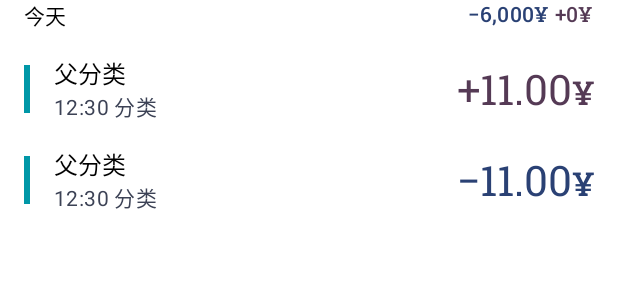
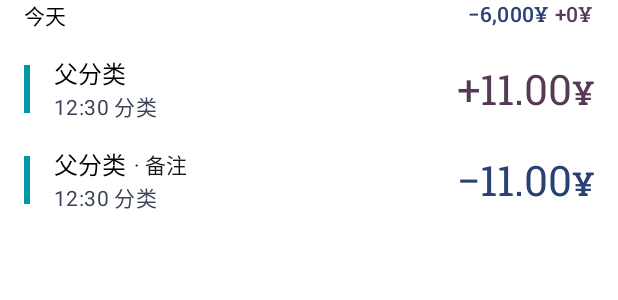
Before and after one commit to 123Duo3/KeepTally, an Android app built with Jetpack Compose: the @Preview function DailyRecordPreview, on a phone screen of 412 x 824 dp. Shown: the top 300 px of the screen. Run offline under Robolectric (Android 15) with nearby library versions, the phone set to English and light mode, and no system bars; our stand-ins replace Dagger/Hilt's generated code, accompanist.

Commit message:
[Feature] Support adding description.

```diff
--- a/app/src/main/kotlin/me/konyaco/keeptally/ui/component/RecordItem.kt
+++ b/app/src/main/kotlin/me/konyaco/keeptally/ui/component/RecordItem.kt
@@ -3,6 +3,7 @@ package me.konyaco.keeptally.ui.component
 import androidx.compose.foundation.ExperimentalFoundationApi
 import androidx.compose.foundation.combinedClickable
 import androidx.compose.foundation.layout.*
+import androidx.compose.material3.LocalContentColor
 import androidx.compose.material3.MaterialTheme
 import androidx.compose.material3.Text
 import androidx.compose.runtime.Composable
@@ -10,6 +11,7 @@ import androidx.compose.runtime.derivedStateOf
 import androidx.compose.ui.Alignment
 import androidx.compose.ui.Modifier
 import androidx.compose.ui.graphics.Color
+import androidx.compose.ui.text.style.TextOverflow
 import androidx.compose.ui.tooling.preview.Preview
 import androidx.compose.ui.unit.dp
 import me.konyaco.keeptally.ui.theme.KeepTallyTheme
@@ -23,6 +25,7 @@ fun RecordItem(
     category: String,
     money: Int,
     moneyStr: String,
+    description: String?,
     onClick: () -> Unit,
     onLongClick: () -> Unit,
     modifier: Modifier = Modifier
@@ -36,7 +39,22 @@ fun RecordItem(
         MoneyIndicator(money = money, budget = 0, fillColor = color)
         Spacer(Modifier.width(16.dp))
         Column(Modifier.weight(1f)) {
-            Text(text = title, style = MaterialTheme.typography.titleMedium)
+            Row(
+                modifier = Modifier.fillMaxWidth(),
+                verticalAlignment = Alignment.CenterVertically,
+                horizontalArrangement = Arrangement.spacedBy(4.dp)
+            ) {
+                Text(text = title, style = MaterialTheme.typography.titleMedium)
+                if (description != null)
+                    Text(
+                        modifier = Modifier.weight(1f),
+                        text = "· $description",
+                        style = MaterialTheme.typography.bodyMedium,
+                        color = LocalContentColor.current.copy(0.9f),
+                        overflow = TextOverflow.Ellipsis,
+                        maxLines = 1
+                    )
+            }
             Text(
                 text = derivedStateOf { "$time $category" }.value,
                 style = MaterialTheme.typography.bodyMedium,
@@ -59,6 +77,7 @@ private fun OutcomeRecordItemPreview() {
             category = "分类",
             money = -1100,
             moneyStr = "11.00",
+            description = "备注",
             onClick = {},
             onLongClick = {}
         )
@@ -77,6 +96,7 @@ private fun IncomeRecordItemPreview() {
             category = "分类",
             money = 1000000,
             moneyStr = "10,000.00",
+            description = "备注",
             onClick = {},
             onLongClick = {}
         )
--- a/app/src/main/kotlin/me/konyaco/keeptally/ui/detail/component/DailyRecord.kt
+++ b/app/src/main/kotlin/me/konyaco/keeptally/ui/detail/component/DailyRecord.kt
@@ -52,7 +52,8 @@ fun DailyRecord(
                     money = record.money.money,
                     onClick = { /* TODO */ },
                     onLongClick = { dropdown = record },
-                    moneyStr = record.money.moneyStr.join
+                    moneyStr = record.money.moneyStr.join,
+                    description = record.description
                 )
             }
         }
@@ -116,7 +117,8 @@ private fun DailyRecordPreview() {
                     money = Money(1100),
                     date = MainViewModel.Date("12-20", 0),
                     id = 0,
-                    isIncome = true
+                    isIncome = true,
+                    description = null
                 ),
                 MainViewModel.Record(
                     time = "12:30",
@@ -124,7 +126,8 @@ private fun DailyRecordPreview() {
                     money = Money(-1100),
                     date = MainViewModel.Date("12-20", 0),
                     id = 1,
-                    isIncome = false
+                    isIncome = false,
+                    description = "备注"
                 )
             ),
             onDeleteClick = {}
--- a/app/src/main/kotlin/me/konyaco/keeptally/viewmodel/MainViewModel.kt
+++ b/app/src/main/kotlin/me/konyaco/keeptally/viewmodel/MainViewModel.kt
@@ -43,7 +43,8 @@ class MainViewModel @Inject constructor(
         val money: Money,
         val date: Date,
         val time: String,
-        val type: RecordType
+        val type: RecordType,
+        val description: String?
     )
 
     data class Date(
@@ -127,7 +128,8 @@ class MainViewModel @Inject constructor(
             date = date,
             time = time,
             type = label,
-            id = this.id
+            id = this.id,
+            description = description
         )
     }
 
```
